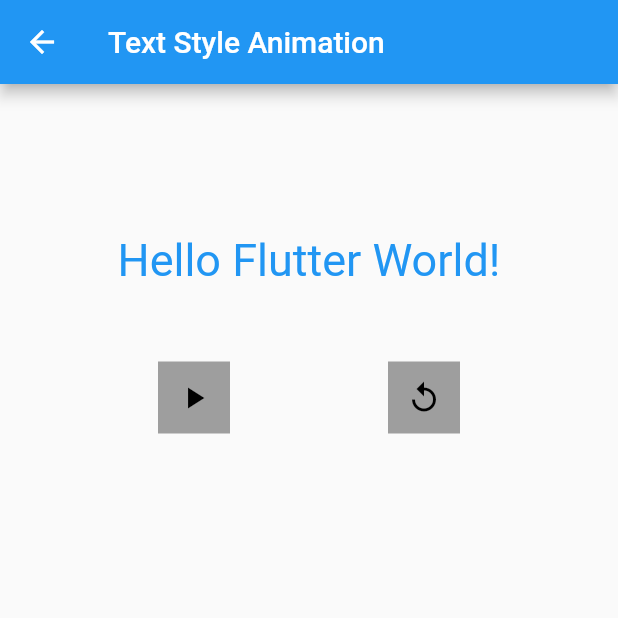
After one commit to AnthonyAniobi/Nigerian_Cuisine, a Flutter app: the screen it shows after launch, after a tap on "Default Text Animation", on a phone screen of 412 x 824 dp, the top half of it. The commit adds this screen. Run offline on Flutter 3.47's test engine with Material 2 defaults, Android fonts, the phone set to English and light mode, and no system bars.

Commit message:
added animations

```diff
--- a/lib/home_page.dart
+++ b/lib/home_page.dart
@@ -1,7 +1,11 @@
 import 'package:flutter/material.dart';
 import 'package:learn_animations/screens/animated_container.dart';
+import 'package:learn_animations/screens/animated_opacity.dart';
+import 'package:learn_animations/screens/animated_physical_model.dart';
+import 'package:learn_animations/screens/animated_position.dart';
 import 'package:learn_animations/screens/chart.dart';
 import 'package:learn_animations/screens/cross_fade.dart';
+import 'package:learn_animations/screens/default_text_style.dart';
 
 class HomePage extends StatelessWidget {
   const HomePage({Key? key}) : super(key: key);
@@ -16,33 +20,25 @@
         mainAxisAlignment: MainAxisAlignment.start,
         crossAxisAlignment: CrossAxisAlignment.stretch,
         children: [
-          ElevatedButton(
-            onPressed: () {
-              Navigator.push(context,
-                  MaterialPageRoute(builder: (BuildContext ctx) => Chart()));
-            },
-            child: Text("CHART"),
-          ),
-          ElevatedButton(
-            onPressed: () {
-              Navigator.push(
-                  context,
-                  MaterialPageRoute(
-                      builder: (BuildContext ctx) => AnimatedContainer1()));
-            },
-            child: Text("Animated Container"),
-          ),
-          ElevatedButton(
-            onPressed: () {
-              Navigator.push(
-                  context,
-                  MaterialPageRoute(
-                      builder: (BuildContext ctx) => CrossFade()));
-            },
-            child: Text("Cross Fade"),
-          ),
+          _moveScreen(context, 'CHART', Chart()),
+          _moveScreen(context, 'Animated Container', AnimatedContainer1()),
+          _moveScreen(context, 'Cross Fade', CrossFade()),
+          _moveScreen(context, 'Default Text Animation', DefaultTextStyle1()),
+          _moveScreen(context, 'Animated Opacity', AnimatedOpacity1()),
+          _moveScreen(context, 'Animated Physical Model', PhysicalModel1()),
+          _moveScreen(context, 'Animated Positioned', AnimatedPositioned1()),
         ],
       ),
     );
   }
+
+  Widget _moveScreen(BuildContext context, String text, page) {
+    return ElevatedButton(
+      onPressed: () {
+        Navigator.push(
+            context, MaterialPageRoute(builder: (BuildContext ctx) => page));
+      },
+      child: Text(text),
+    );
+  }
 }
--- /dev/null
+++ b/lib/screens/default_text_style.dart
@@ -0,0 +1,88 @@
+import 'package:flutter/material.dart';
+
+class DefaultTextStyle1 extends StatefulWidget {
+  const DefaultTextStyle1({Key? key}) : super(key: key);
+
+  @override
+  _DefaultTextStyleState createState() => _DefaultTextStyleState();
+}
+
+class _DefaultTextStyleState extends State<DefaultTextStyle1> {
+  Duration _animationDuration = Duration(milliseconds: 1000);
+
+  TextStyle _textStyle = TextStyle(
+    color: Colors.blue,
+    fontSize: 30,
+  );
+
+  @override
+  Widget build(BuildContext context) {
+    return Scaffold(
+      appBar: AppBar(
+        title: Text("Text Style Animation"),
+      ),
+      body: Container(
+        child: Column(
+          children: [
+            SizedBox(height: 100),
+            AnimatedDefaultTextStyle(
+              child: Text(
+                'Hello Flutter World!',
+                textAlign: TextAlign.center,
+              ),
+              style: _textStyle,
+              duration: _animationDuration,
+            ),
+            SizedBox(height: 50),
+            _buildButtons()
+          ],
+        ),
+      ),
+    );
+  }
+
+  Widget _buildButtons() {
+    return Row(
+      mainAxisAlignment: MainAxisAlignment.spaceEvenly,
+      children: [
+        Container(
+          color: Colors.grey,
+          child: IconButton(
+            color: Colors.grey,
+            icon: Icon(
+              Icons.play_arrow,
+              color: Colors.black,
+            ),
+            onPressed: () {
+              setState(() {
+                _textStyle = TextStyle(
+                  color: Colors.red,
+                  fontSize: 50,
+                  fontWeight: FontWeight.bold,
+                  fontStyle: FontStyle.italic,
+                );
+              });
+            },
+          ),
+        ),
+        Container(
+          color: Colors.grey,
+          child: IconButton(
+            icon: Icon(
+              Icons.replay_outlined,
+              color: Colors.black,
+            ),
+            onPressed: () {
+              setState(() {
+                _textStyle = TextStyle(
+                  color: Colors.blue,
+                  fontSize: 30,
+                );
+              });
+            },
+          ),
+        )
+      ],
+    );
+  }
+}
```
Also changed, not shown: lib/screens/animated_opacity.dart (added, +79 -0 lines), lib/screens/animated_physical_model.dart (added, +89 -0 lines), lib/screens/animated_position.dart (added, +99 -0 lines).
